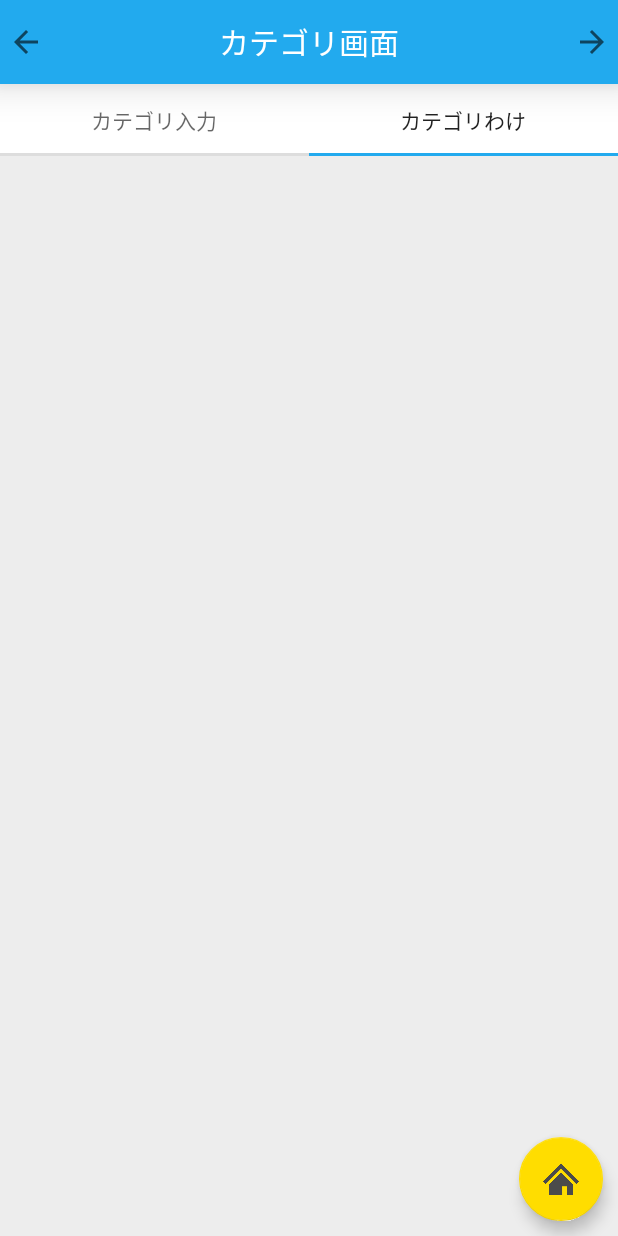
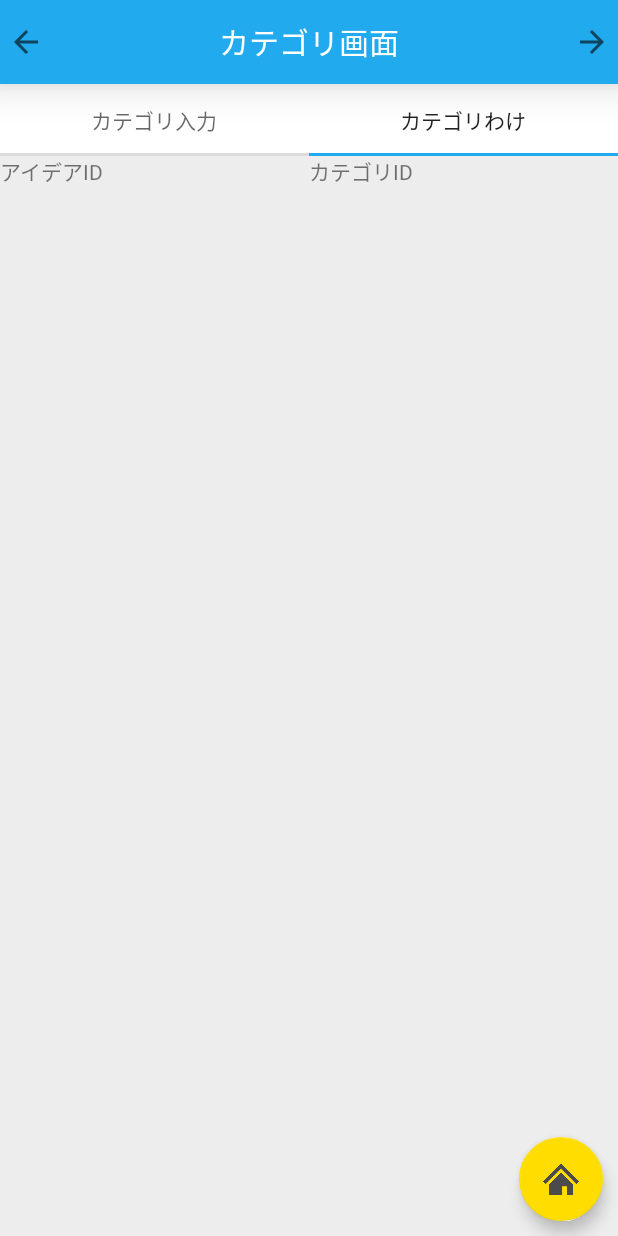
Before and after one commit to FJB16G/X16G_D, an Android app: the Category1 screen opened directly, with no data from a screen before it, tab 2 chosen, on a phone screen of 412 x 824 dp. Run offline under Robolectric (Android 15) with nearby library versions, the phone set to English and light mode, and no system bars; Roboto replaces fonts that are not available here.

Commit message:
いろいろ改良。とりあえずこれ入れとけ

```diff
--- a/app/src/main/java/jp/ac/chiba_fjb/x16g_d/ideatest02/Category2.java
+++ b/app/src/main/java/jp/ac/chiba_fjb/x16g_d/ideatest02/Category2.java
@@ -19,7 +19,8 @@ import java.util.List;
 public class Category2 extends Fragment {
 
 private List<String> list;
-private TextView textView;
+private TextView idea;
+private TextView cateogry;
     public Category2() {
         // Required empty public constructor
     }
@@ -28,7 +29,6 @@ private TextView textView;
     public View onCreateView(LayoutInflater inflater, ViewGroup container,
                              Bundle savedInstanceState) {
         // Inflate the layout for this fragment
-        textView = container.findViewById(R.id.log);
         return inflater.inflate(R.layout.fragment_category2, container, false);
     }
     @Override
@@ -37,13 +37,15 @@ private TextView textView;
         final TestDB db = new TestDB(getActivity());
         Cursor res = db.query("select idea_id,category_id from idea_log;");
         list = new ArrayList<>();
+        idea = getActivity().findViewById(R.id.idea_id);
+        cateogry = getActivity().findViewById(R.id.category_id);
+        idea.append("アイデアID\n");
+        cateogry.append("カテゴリID\n");
         while (res.moveToNext()){
             //奇数カテゴリ、偶数アイディア
-            list.add(res.getString(0));
-            list.add(res.getString(1));
+            idea.append(res.getString(0) + "\n");
+            cateogry.append(res.getString(1) + "\n");
         }
-        for (String a:list){
-            textView.setText(a);
-        }
+        res.close();
     }
 }
--- a/app/src/main/java/jp/ac/chiba_fjb/x16g_d/ideatest02/SignInActivity.java
+++ b/app/src/main/java/jp/ac/chiba_fjb/x16g_d/ideatest02/SignInActivity.java
@@ -20,7 +20,9 @@ public class SignInActivity extends AppCompatActivity implements View.OnClickLis
         if (v.getId()==R.id.cancel){
             finish();
         }if (v.getId()==R.id.email_sign_in_button){
-            Intent intent = new Intent(getApplication(), IdeaActivity.class);
+            Intent intent = new Intent(this, IdeaActivity.class);
+            //今までのactivityを消す
+            intent.setFlags(Intent.FLAG_ACTIVITY_NEW_TASK | Intent.FLAG_ACTIVITY_CLEAR_TASK);
             startActivity(intent);
         }
     }
--- a/app/src/main/java/jp/ac/chiba_fjb/x16g_d/ideatest02/TestDB.java
+++ b/app/src/main/java/jp/ac/chiba_fjb/x16g_d/ideatest02/TestDB.java
@@ -19,6 +19,7 @@ class TestDB extends SQLite
         db.execSQL("create table category(category_id text primary key,category_name text);");
         db.execSQL("create table grou(grou_id text primary key,grou_name text,date text,user_id text);");
         db.execSQL("create table idea_log(grou_id text,user_id text,category_id,idea_id text)");
+        db.execSQL("insert into category values('c0000000','未分類')");
     }
 
     @Override
--- a/app/src/main/res/layout/fragment_category2.xml
+++ b/app/src/main/res/layout/fragment_category2.xml
@@ -6,9 +6,22 @@
     tools:context=".Category2">
 
     <!-- TODO: Update blank fragment layout -->
-    <TextView
-        android:id="@+id/log"
+    <LinearLayout
         android:layout_width="match_parent"
-        android:layout_height="match_parent" />
+        android:layout_height="match_parent"
+        android:orientation="horizontal">
+
+        <TextView
+            android:id="@+id/idea_id"
+            android:layout_width="match_parent"
+            android:layout_height="match_parent"
+            android:layout_weight="1" />
+
+        <TextView
+            android:id="@+id/category_id"
+            android:layout_width="match_parent"
+            android:layout_height="match_parent"
+            android:layout_weight="1" />
+    </LinearLayout>
 
 </FrameLayout>
```
Also changed, not shown: app/src/main/java/jp/ac/chiba_fjb/x16g_d/ideatest02/Category1.java (+10 -9 lines), app/src/main/java/jp/ac/chiba_fjb/x16g_d/ideatest02/Idea1.java (+7 -7 lines).
